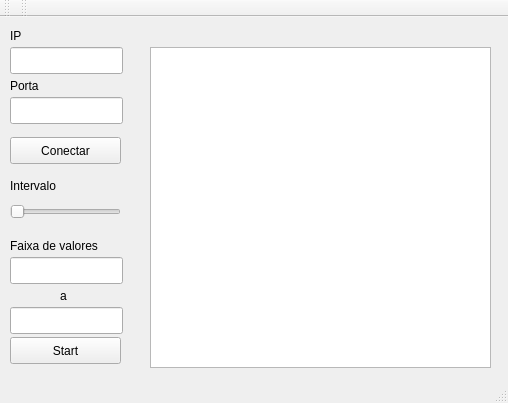
The window that tcpconsumidor/mainwindow.ui (joelrlneto/qttcp) describes before a commit, drawn with Qt 5.
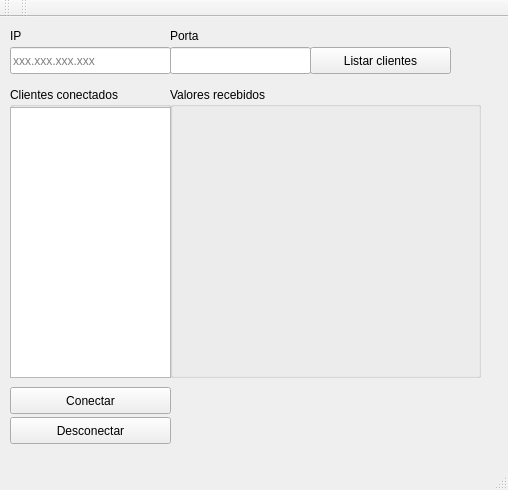
The same window after the commit. Custom widgets are drawn as their Qt base class.

The edit to the form file:
```diff
--- a/tcpconsumidor/mainwindow.ui
+++ b/tcpconsumidor/mainwindow.ui
@@ -7,7 +7,7 @@
     <x>0</x>
     <y>0</y>
     <width>508</width>
-    <height>403</height>
+    <height>490</height>
    </rect>
   </property>
   <property name="windowTitle">
@@ -32,17 +32,33 @@
      <rect>
       <x>10</x>
       <y>30</y>
-      <width>113</width>
+      <width>161</width>
       <height>27</height>
      </rect>
+    </property>
+    <property name="placeholderText">
+     <string>xxx.xxx.xxx.xxx</string>
+    </property>
+   </widget>
+   <widget class="QPushButton" name="btnListarClientes">
+    <property name="geometry">
+     <rect>
+      <x>310</x>
+      <y>30</y>
+      <width>141</width>
+      <height>27</height>
+     </rect>
+    </property>
+    <property name="text">
+     <string>Listar clientes</string>
     </property>
    </widget>
    <widget class="QPushButton" name="btnConectar">
     <property name="geometry">
      <rect>
       <x>10</x>
-      <y>120</y>
-      <width>111</width>
+      <y>370</y>
+      <width>161</width>
       <height>27</height>
      </rect>
     </property>
@@ -50,127 +66,101 @@
      <string>Conectar</string>
     </property>
    </widget>
-   <widget class="QLineEdit" name="txtPorta">
+   <widget class="QPushButton" name="btnDesconectar">
     <property name="geometry">
      <rect>
       <x>10</x>
-      <y>80</y>
-      <width>113</width>
+      <y>400</y>
+      <width>161</width>
       <height>27</height>
      </rect>
     </property>
-   </widget>
-   <widget class="QLabel" name="label_2">
-    <property name="geometry">
-     <rect>
-      <x>10</x>
-      <y>60</y>
-      <width>65</width>
-      <height>17</height>
-     </rect>
-    </property>
     <property name="text">
-     <string>Porta</string>
+     <string>Desconectar</string>
     </property>
    </widget>
    <widget class="QLabel" name="label_3">
     <property name="geometry">
      <rect>
-      <x>10</x>
-      <y>160</y>
+      <x>170</x>
+      <y>10</y>
       <width>65</width>
       <height>17</height>
      </rect>
     </property>
     <property name="text">
-     <string>Intervalo</string>
+     <string>Porta</string>
     </property>
    </widget>
-   <widget class="QSlider" name="sliderFaixa">
+   <widget class="QLineEdit" name="txtPorta">
     <property name="geometry">
      <rect>
-      <x>10</x>
-      <y>180</y>
-      <width>111</width>
-      <height>29</height>
-     </rect>
-    </property>
-    <property name="maximum">
-     <number>10</number>
-    </property>
-    <property name="orientation">
-     <enum>Qt::Horizontal</enum>
-    </property>
-   </widget>
-   <widget class="QLabel" name="label_4">
-    <property name="geometry">
-     <rect>
-      <x>10</x>
-      <y>220</y>
-      <width>121</width>
-      <height>17</height>
-     </rect>
-    </property>
-    <property name="text">
-     <string>Faixa de valores</string>
-    </property>
-   </widget>
-   <widget class="QLineEdit" name="txtInicio">
-    <property name="geometry">
-     <rect>
-      <x>10</x>
-      <y>240</y>
-      <width>113</width>
-      <height>27</height>
-     </rect>
-    </property>
-   </widget>
-   <widget class="QLabel" name="label_5">
-    <property name="geometry">
-     <rect>
-      <x>60</x>
-      <y>270</y>
-      <width>65</width>
-      <height>17</height>
-     </rect>
-    </property>
-    <property name="text">
-     <string>a</string>
-    </property>
-   </widget>
-   <widget class="QLineEdit" name="txtFim">
-    <property name="geometry">
-     <rect>
-      <x>10</x>
-      <y>290</y>
-      <width>113</width>
-      <height>27</height>
-     </rect>
-    </property>
-   </widget>
-   <widget class="QPushButton" name="btnConectar_2">
-    <property name="geometry">
-     <rect>
-      <x>10</x>
-      <y>320</y>
-      <width>111</width>
-      <height>27</height>
-     </rect>
-    </property>
-    <property name="text">
-     <string>Start</string>
-    </property>
-   </widget>
-   <widget class="QTextEdit" name="txtLog">
-    <property name="geometry">
-     <rect>
-      <x>150</x>
+      <x>170</x>
       <y>30</y>
-      <width>341</width>
-      <height>321</height>
+      <width>141</width>
+      <height>27</height>
      </rect>
     </property>
    </widget>
+   <widget class="QLabel" name="lblStatus">
+    <property name="geometry">
+     <rect>
+      <x>10</x>
+      <y>56</y>
+      <width>301</width>
+      <height>17</height>
+     </rect>
+    </property>
+    <property name="text">
+     <string/>
+    </property>
+   </widget>
+   <widget class="QGroupBox" name="groupBox">
+    <property name="geometry">
+     <rect>
+      <x>10</x>
+      <y>70</y>
+      <width>161</width>
+      <height>291</height>
+     </rect>
+    </property>
+    <property name="title">
+     <string>Clientes conectados</string>
+    </property>
+    <widget class="QListWidget" name="listClientes">
+     <property name="geometry">
+      <rect>
+       <x>0</x>
+       <y>20</y>
+       <width>161</width>
+       <height>271</height>
+      </rect>
+     </property>
+    </widget>
+   </widget>
+   <widget class="QGroupBox" name="groupBox_2">
+    <property name="geometry">
+     <rect>
+      <x>170</x>
+      <y>70</y>
+      <width>311</width>
+      <height>291</height>
+     </rect>
+    </property>
+    <property name="title">
+     <string>Valores recebidos</string>
+    </property>
+    <widget class="Senoide" name="grafico" native="true">
+     <property name="geometry">
+      <rect>
+       <x>0</x>
+       <y>20</y>
+       <width>301</width>
+       <height>271</height>
+      </rect>
+     </property>
+    </widget>
+   </widget>
   </widget>
   <widget class="QMenuBar" name="menuBar">
    <property name="geometry">
@@ -204,6 +194,14 @@
   </widget>
  </widget>
  <layoutdefault spacing="6" margin="11"/>
+ <customwidgets>
+  <customwidget>
+   <class>Senoide</class>
+   <extends>QWidget</extends>
+   <header>senoide.h</header>
+   <container>1</container>
+  </customwidget>
+ </customwidgets>
  <resources/>
  <connections/>
 </ui>
```
